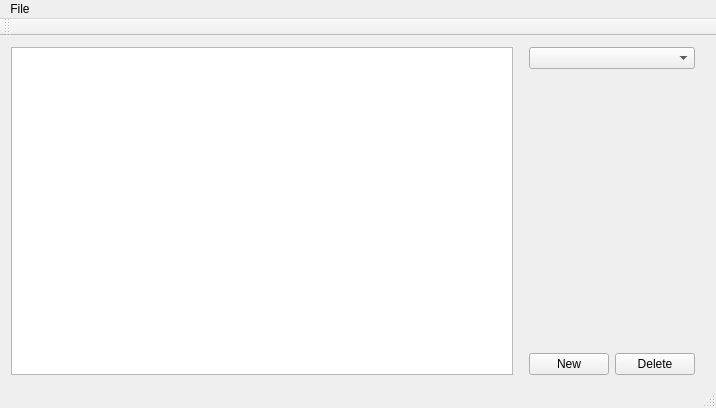
This is manager/ArduinoUpdateManager/mainwindow.ui in kdgoup/arduinoupdater as Qt 5 draws it before an edit. The edited form follows.
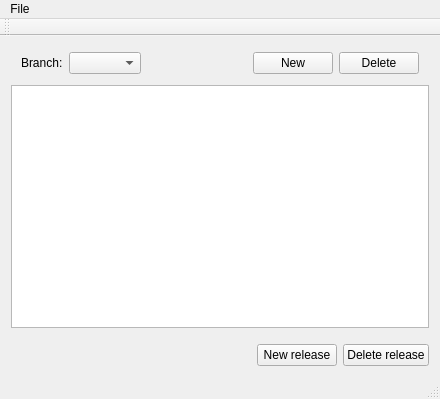
This is the edited form.

```diff
--- a/manager/ArduinoUpdateManager/mainwindow.ui
+++ b/manager/ArduinoUpdateManager/mainwindow.ui
@@ -6,8 +6,8 @@
    <rect>
     <x>0</x>
     <y>0</y>
-    <width>716</width>
-    <height>408</height>
+    <width>440</width>
+    <height>399</height>
    </rect>
   </property>
   <property name="windowTitle">
@@ -16,39 +16,55 @@
   <widget class="QWidget" name="centralWidget">
    <layout class="QHBoxLayout" name="horizontalLayout_2">
     <item>
-     <layout class="QHBoxLayout" name="horizontalLayout">
+     <layout class="QVBoxLayout" name="mainLayout">
       <item>
-       <widget class="QTreeView" name="treeView"/>
-      </item>
-      <item>
-       <layout class="QVBoxLayout" name="verticalLayout">
+       <layout class="QHBoxLayout" name="horizontalLayout">
         <property name="leftMargin">
          <number>10</number>
         </property>
+        <property name="topMargin">
+         <number>5</number>
+        </property>
         <property name="rightMargin">
          <number>10</number>
         </property>
+        <property name="bottomMargin">
+         <number>5</number>
+        </property>
+        <item>
+         <widget class="QLabel" name="label">
+          <property name="sizePolicy">
+           <sizepolicy hsizetype="Minimum" vsizetype="Preferred">
+            <horstretch>0</horstretch>
+            <verstretch>0</verstretch>
+           </sizepolicy>
+          </property>
+          <property name="text">
+           <string>Branch:</string>
+          </property>
+         </widget>
+        </item>
         <item>
          <widget class="QComboBox" name="productComboBox"/>
         </item>
-        <item>
-         <spacer name="verticalSpacer">
-          <property name="orientation">
-           <enum>Qt::Vertical</enum>
-          </property>
-          <property name="sizeHint" stdset="0">
-           <size>
-            <width>20</width>
-            <height>40</height>
-           </size>
-          </property>
-         </spacer>
-        </item>
         <item>
          <layout class="QHBoxLayout" name="horizontalLayout_3">
           <property name="topMargin">
-           <number>10</number>
+           <number>0</number>
           </property>
+          <item>
+           <spacer name="horizontalSpacer">
+            <property name="orientation">
+             <enum>Qt::Horizontal</enum>
+            </property>
+            <property name="sizeHint" stdset="0">
+             <size>
+              <width>40</width>
+              <height>20</height>
+             </size>
+            </property>
+           </spacer>
+          </item>
           <item>
            <widget class="QPushButton" name="newProduct">
             <property name="text">
@@ -67,6 +83,43 @@
         </item>
        </layout>
       </item>
+      <item>
+       <widget class="QTreeView" name="treeView"/>
+      </item>
+      <item>
+       <layout class="QHBoxLayout" name="horizontalLayout_4">
+        <property name="topMargin">
+         <number>10</number>
+        </property>
+        <item>
+         <spacer name="horizontalSpacer_2">
+          <property name="orientation">
+           <enum>Qt::Horizontal</enum>
+          </property>
+          <property name="sizeHint" stdset="0">
+           <size>
+            <width>40</width>
+            <height>20</height>
+           </size>
+          </property>
+         </spacer>
+        </item>
+        <item>
+         <widget class="QPushButton" name="newReleaseButton">
+          <property name="text">
+           <string>New release</string>
+          </property>
+         </widget>
+        </item>
+        <item>
+         <widget class="QPushButton" name="pushButton">
+          <property name="text">
+           <string>Delete release</string>
+          </property>
+         </widget>
+        </item>
+       </layout>
+      </item>
      </layout>
     </item>
    </layout>
@@ -76,7 +129,7 @@
     <rect>
      <x>0</x>
      <y>0</y>
-     <width>716</width>
+     <width>440</width>
      <height>24</height>
     </rect>
    </property>
```
Left out of the diff: 17 changed lines with no effect on the pictures.
